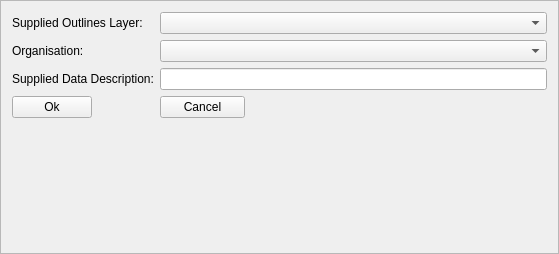
Old version of the form buildings/gui/new_supplied_outlines.ui in the repository linz/nz-buildings.
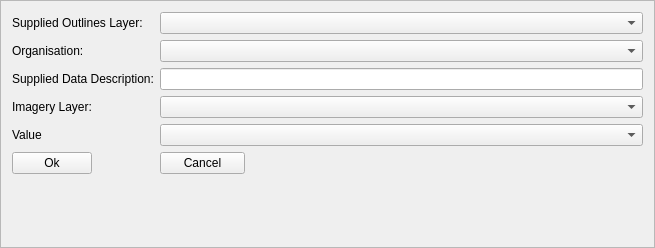
New version of the form. Custom widgets are drawn as their Qt base class.

Patch:
```diff
--- a/buildings/gui/new_supplied_outlines.ui
+++ b/buildings/gui/new_supplied_outlines.ui
@@ -6,8 +6,8 @@
    <rect>
     <x>0</x>
     <y>0</y>
-    <width>559</width>
-    <height>254</height>
+    <width>655</width>
+    <height>248</height>
    </rect>
   </property>
   <property name="windowTitle">
@@ -29,7 +29,20 @@
    <item row="5" column="1">
     <widget class="QLineEdit" name="le_supplied_data_description"/>
    </item>
-   <item row="6" column="0">
+   <item row="7" column="1">
+    <widget class="QgsMapLayerComboBox" name="mcmb_imagery_layer"/>
+   </item>
+   <item row="8" column="0">
+    <widget class="QLabel" name="label">
+     <property name="text">
+      <string>Value</string>
+     </property>
+    </widget>
+   </item>
+   <item row="8" column="1">
+    <widget class="QComboBox" name="cmb_imagery"/>
+   </item>
+   <item row="10" column="0">
     <widget class="QPushButton" name="btn_ok">
      <property name="maximumSize">
       <size>
@@ -42,26 +55,6 @@
      </property>
     </widget>
    </item>
-   <item row="6" column="1">
-    <widget class="QPushButton" name="btn_cancel">
-     <property name="maximumSize">
-      <size>
-       <width>85</width>
-       <height>27</height>
-      </size>
-     </property>
-     <property name="text">
-      <string>Cancel</string>
-     </property>
-    </widget>
-   </item>
-   <item row="3" column="0">
-    <widget class="QLabel" name="lb_organisation">
-     <property name="text">
-      <string>Organisation:</string>
-     </property>
-    </widget>
-   </item>
    <item row="1" column="0">
     <widget class="QLabel" name="lb_supplied_outlines">
      <property name="text">
@@ -69,6 +62,13 @@
      </property>
     </widget>
    </item>
+   <item row="3" column="0">
+    <widget class="QLabel" name="lb_organisation">
+     <property name="text">
+      <string>Organisation:</string>
+     </property>
+    </widget>
+   </item>
    <item row="5" column="0">
     <widget class="QLabel" name="lb_supplied_data_desc">
      <property name="text">
@@ -76,6 +76,26 @@
      </property>
     </widget>
    </item>
+   <item row="7" column="0">
+    <widget class="QLabel" name="l_imagery">
+     <property name="text">
+      <string>Imagery Layer:</string>
+     </property>
+    </widget>
+   </item>
+   <item row="10" column="1">
+    <widget class="QPushButton" name="btn_cancel">
+     <property name="maximumSize">
+      <size>
+       <width>85</width>
+       <height>27</height>
+      </size>
+     </property>
+     <property name="text">
+      <string>Cancel</string>
+     </property>
+    </widget>
+   </item>
   </layout>
  </widget>
  <customwidgets>
```
